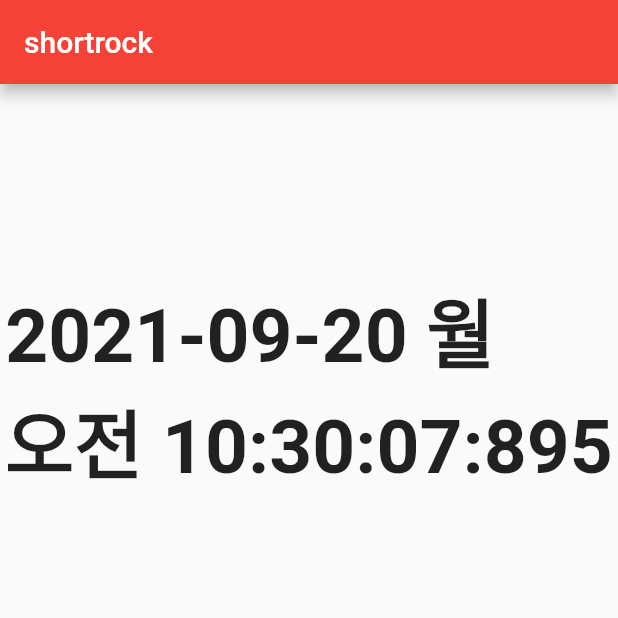
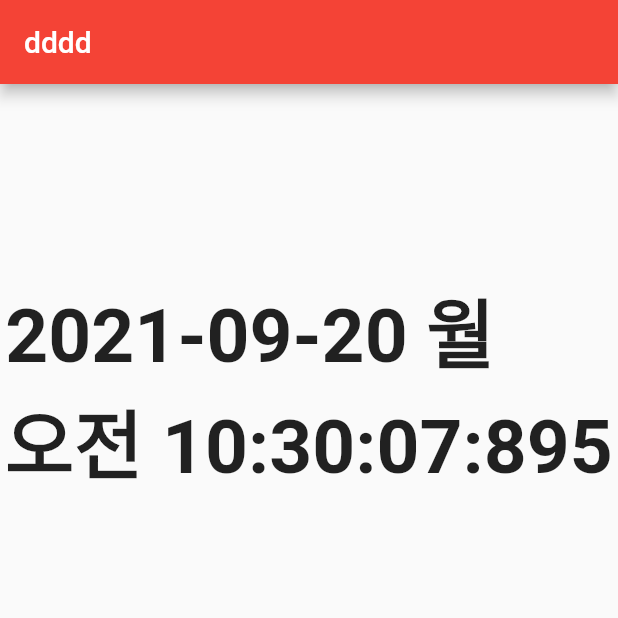
Before and after one commit to taehoon7289/mango_watch, a Flutter app: the screen it shows after launch, on a phone screen of 412 x 824 dp, the top half of it. Run offline on Flutter 3.47's test engine with Material 2 defaults, Android fonts, the phone set to English and light mode, and no system bars; our stand-ins replace date_format.

Commit message:
feat: 학습
- 멀티 라우팅 학습

```diff
--- a/lib/main.dart
+++ b/lib/main.dart
@@ -1,7 +1,8 @@
-import 'package:english_words/english_words.dart';
 import 'package:flutter/cupertino.dart';
 import 'package:flutter/material.dart';
 import 'package:mango_watch/main/page/main_page.dart';
+import 'package:mango_watch/page_view/page_view_1.dart';
+import 'package:mango_watch/page_view/page_view_2.dart';
 
 void main() {
   runApp(const MyApp());
@@ -13,13 +14,18 @@ class MyApp extends StatelessWidget {
   // This widget is the root of your application.
   @override
   Widget build(BuildContext context) {
-    String title = WordPair.random().toString();
+    // String title = WordPair.random().toString();
     return MaterialApp(
         title: 'Flutter Demo',
         theme: ThemeData(
           primarySwatch: Colors.red,
         ),
         // home: const MyHomePage(title: 'Flutter Demo Home Page'),
-        home: MainPage(title: title));
+        initialRoute: '/',
+        routes: {
+          '/': (context) => MainPage(title: 'dddd'),
+          '/page/1': (context) => PageView1(),
+          '/page/2': (context) => PageView2()
+        });
   }
 }
```
Also changed, not shown: lib/main/page/state/time/main_page_state_time.dart (+2 -6 lines).
